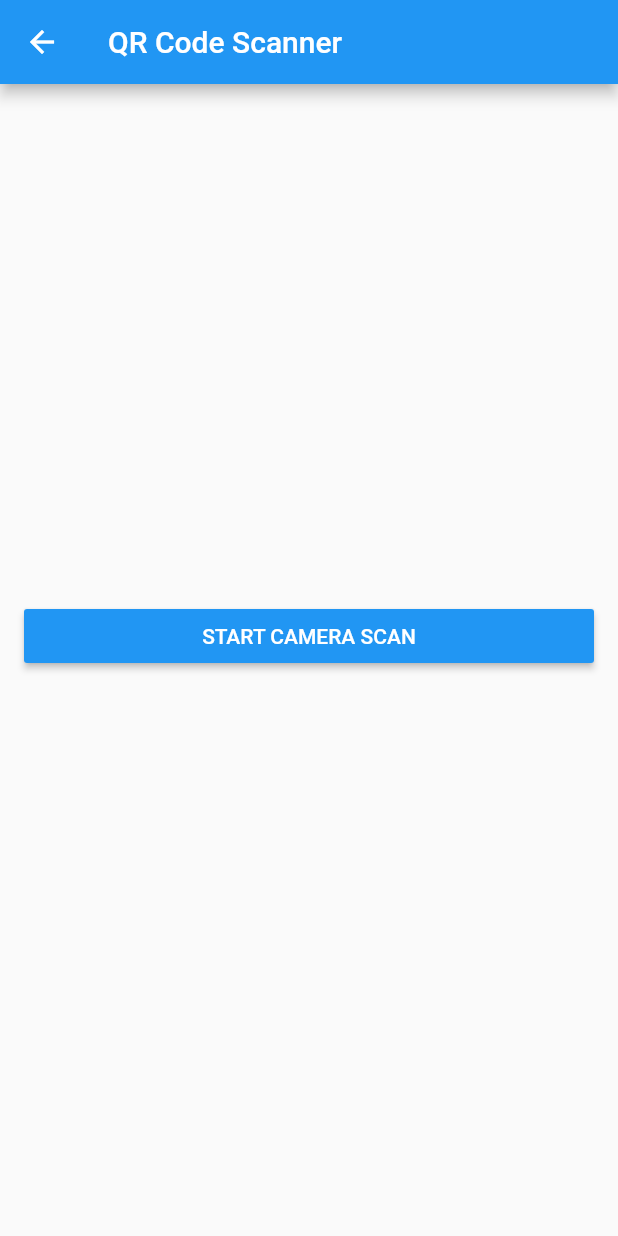
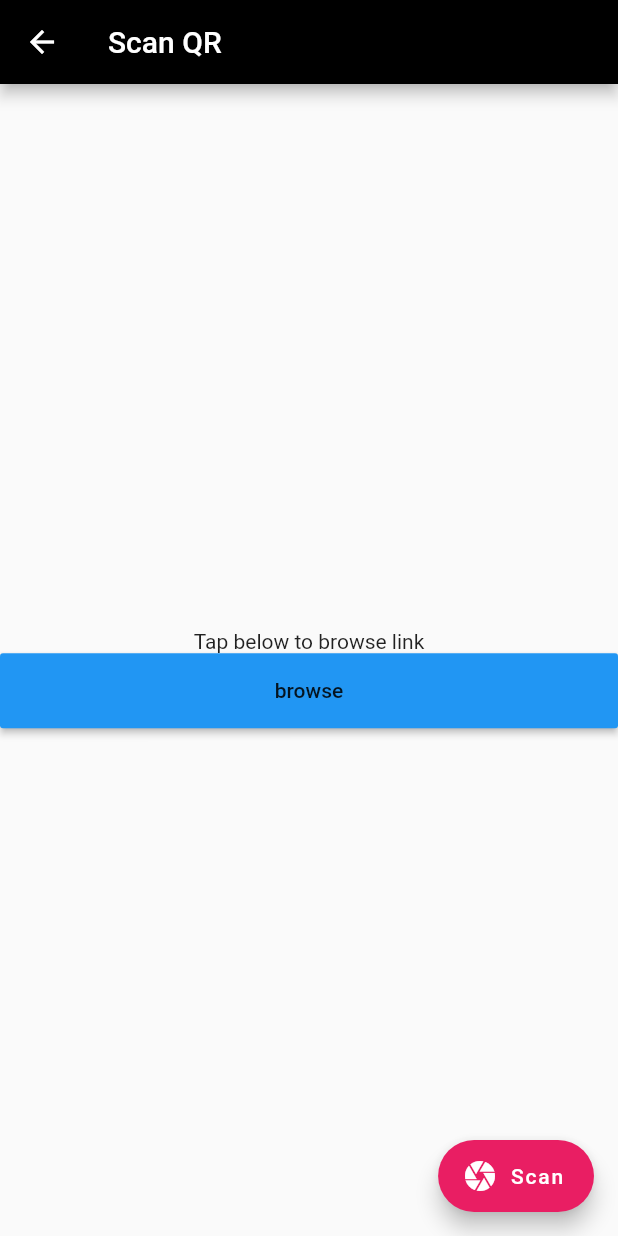
Before and after one commit to JohnnyXN03/qr-scanner, a Flutter app: the screen it shows after launch, after a tap on "Scan Qr Code", on a phone screen of 412 x 824 dp. Run offline on Flutter 3.47's test engine with Material 2 defaults, Android fonts, the phone set to English and light mode, and no system bars; missing offline and left inert: flutter_webview_plugin, qrscan.

Commit message:
scanner working

```diff
--- a/lib/main.dart
+++ b/lib/main.dart
@@ -1,5 +1,6 @@
 import 'package:flutter/material.dart';
 import 'package:qrcode/screens/scancode.dart';
+import 'package:qrcode/screens/urllaunch.dart';
 import './screens/homepage.dart';
 import './screens/scancode.dart';
 
@@ -12,7 +13,8 @@ class MyApp extends StatelessWidget {
       debugShowCheckedModeBanner: false,
       routes: {
         '/': (context) => HomePage(),
-        '/second': (context) => ScanScreen(),
+        '/second': (context) => ScanPage(),
+        '/third': (context) => Web(null),
       },
     );
   }
--- a/lib/screens/homepage.dart
+++ b/lib/screens/homepage.dart
@@ -34,7 +34,7 @@ class HomePage extends StatelessWidget {
                     Navigator.push(
                         context,
                         MaterialPageRoute(
-                            builder: (BuildContext context) => ScanScreen()));
+                            builder: (BuildContext context) => ScanPage()));
                   },
                   color: Colors.blue,
                   textColor: Colors.white,
--- a/lib/screens/scancode.dart
+++ b/lib/screens/scancode.dart
@@ -1,70 +1,78 @@
+import 'package:flutter/material.dart';
+import 'package:qrcode/screens/urllaunch.dart';
+import 'package:qrscan/qrscan.dart' as scanner;
+
 import 'dart:async';
+import 'dart:typed_data';
 
-import 'package:barcode_scan/barcode_scan.dart';
-import 'package:flutter/material.dart';
-import 'package:flutter/services.dart';
-
-class ScanScreen extends StatefulWidget {
+class ScanPage extends StatefulWidget {
   @override
-  _ScanState createState() => new _ScanState();
+  _ScanPageState createState() => _ScanPageState();
 }
 
-class _ScanState extends State<ScanScreen> {
-  String barcode = '';
-  Future<String> _scanQR() async {
-    try {
-      String barcode = await BarcodeScanner.scan().toString();
-      setState(() => this.barcode = barcode);
-    } on PlatformException catch (ex) {
-      if (ex.code == BarcodeScanner.cameraAccessDenied) {
-        setState(() {
-          this.barcode = "Camera permission was denied";
-        });
-      } else {
-        setState(() => this.barcode = "Unknown Error $ex");
-      }
-    } on FormatException {
-      setState(() => this.barcode =
-          "You pressed the back button before scanning anything");
-    } catch (ex) {
-      setState(() => this.barcode = "Unknown Error $ex");
-    }
-  }
+class _ScanPageState extends State<ScanPage> {
+  String qrcode = "";
+  Uint8List bytes = Uint8List(200);
 
-  @override
   void initState() {
     super.initState();
   }
 
   @override
   Widget build(BuildContext context) {
-    return Scaffold(
-        appBar: new AppBar(
-          title: new Text('QR Code Scanner'),
+    return SafeArea(
+        child: Scaffold(
+      appBar: AppBar(
+        title: Text('Scan QR'),
+        backgroundColor: Colors.black,
       ),
-        body: new Center(
-          child: new Column(
+      body: Center(
+        child: Column(
           mainAxisAlignment: MainAxisAlignment.center,
           crossAxisAlignment: CrossAxisAlignment.stretch,
           children: <Widget>[
-              Padding(
-                padding: EdgeInsets.symmetric(horizontal: 16.0, vertical: 8.0),
+            Text(
+              qrcode,
+              style: TextStyle(
+                fontSize: 21,
+              ),
+            ),
+            Container(
+              alignment: Alignment.center,
+              child: Text('Tap below to browse link'),
+            ),
+            SizedBox(
+              height: 50,
+              width: 50,
               child: RaisedButton(
                 color: Colors.blue,
-                    textColor: Colors.white,
-                    splashColor: Colors.blueGrey,
-                    onPressed: _scanQR,
-                    child: const Text('START CAMERA SCAN')),
-              ),
-              Padding(
-                padding: EdgeInsets.symmetric(horizontal: 16.0, vertical: 8.0),
-                child: Text(
-                  barcode,
-                  textAlign: TextAlign.center,
+                onPressed: () {
+                  var url = qrcode;
+                  Navigator.push(
+                      context,
+                      MaterialPageRoute(
+                          builder: (BuildContext context) => Web(qrcode)));
+                },
+                child: Text('browse'),
               ),
             ),
           ],
         ),
+      ),
+      floatingActionButton: FloatingActionButton.extended(
+        onPressed: _scan,
+        label: Text('Scan'),
+        backgroundColor: Colors.pink,
+        isExtended: true,
+        icon: Icon(Icons.camera),
+      ),
     ));
   }
+
+  Future _scan() async {
+    String qrcode = await scanner.scan();
+    setState(() {
+      this.qrcode = qrcode;
+    });
   }
+}
--- a/pubspec.yaml
+++ b/pubspec.yaml
@@ -24,8 +24,8 @@ dependencies:
   flutter:
     sdk: flutter
   path_provider: ^1.6.9
-  qr_flutter: ^3.1.0
-  barcode_scan: ^3.0.1
+  qrscan: ^0.2.17
+  flutter_webview_plugin: ^0.3.11
 
 
 
```
Also changed, not shown: lib/screens/urllaunch.dart (added, +27 -0 lines), pubspec.lock, 1 other file. Lines whose indentation alone changed are shown as unchanged.
